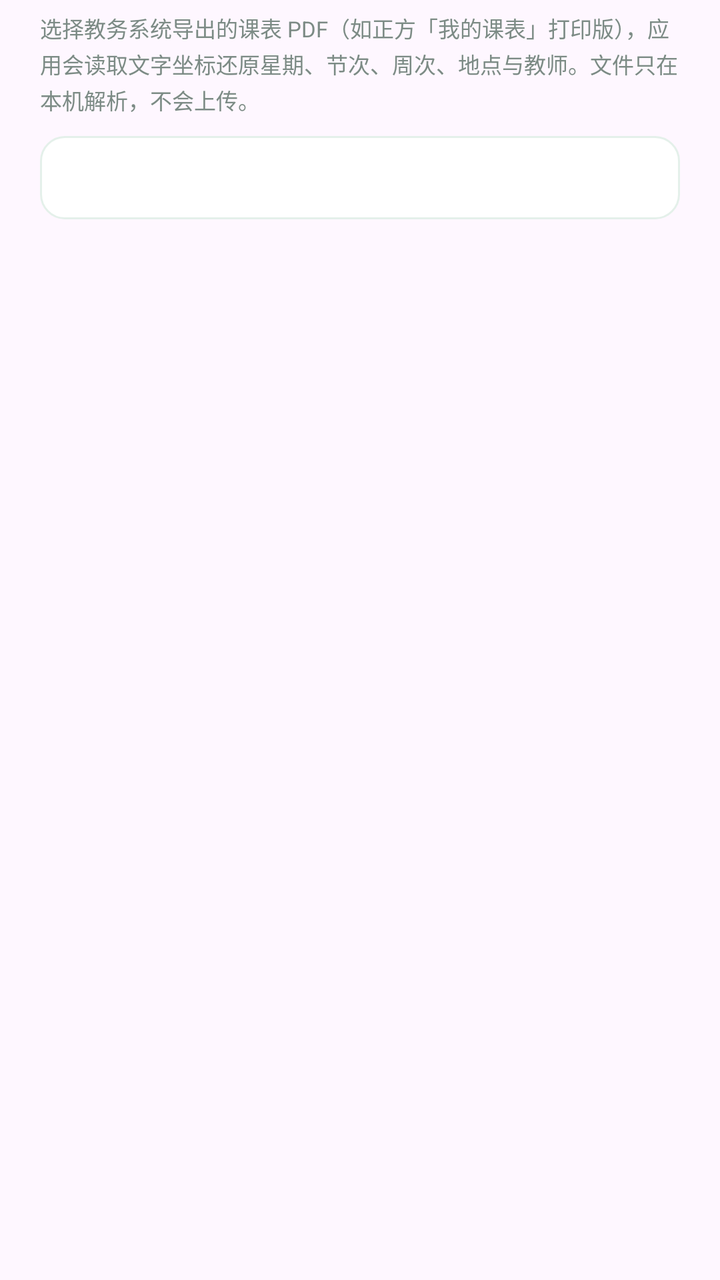
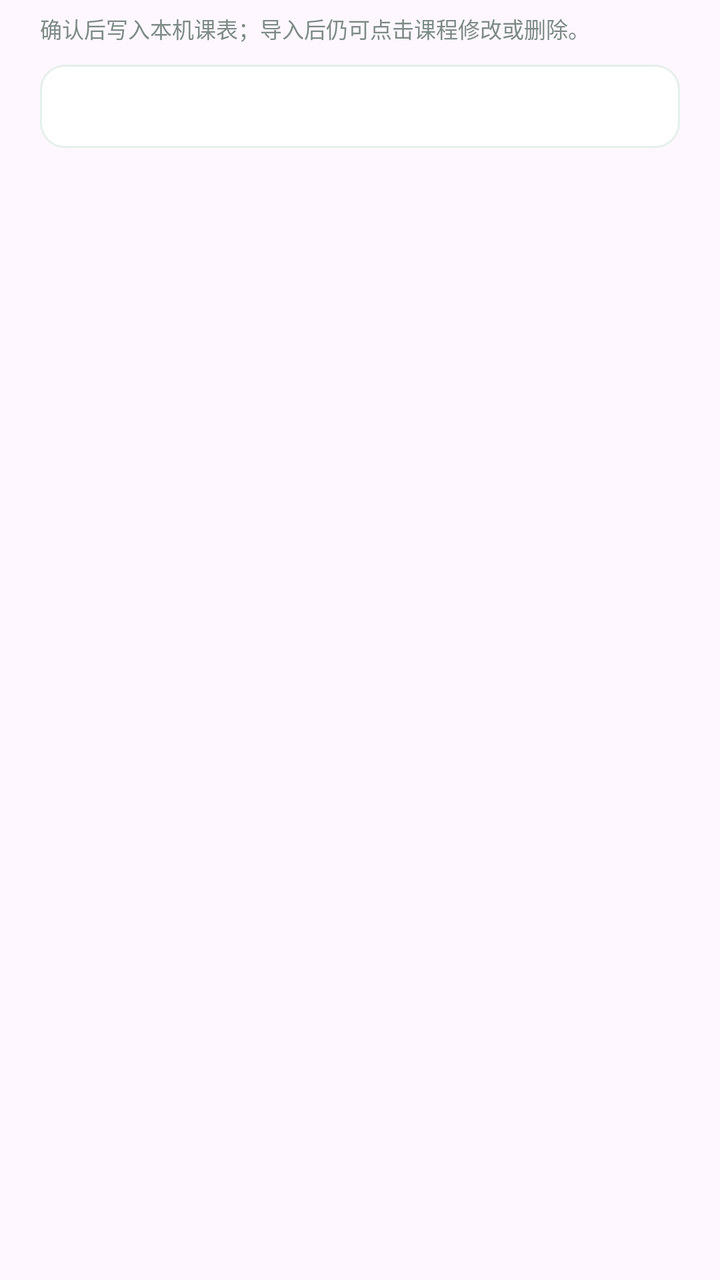

Two renders of the same Android screen: before a commit and after it. Below are the layout's source before the change and the commit's diff.
<!-- AndroidManifest.xml: application theme Theme.RouteWorkshop -->
<!-- res/layout/dialog_study_import.xml -->
<?xml version="1.0" encoding="utf-8"?>
<LinearLayout xmlns:android="http://schemas.android.com/apk/res/android"
    android:layout_width="match_parent"
    android:layout_height="wrap_content"
    android:orientation="vertical"
    android:paddingHorizontal="20dp"
    android:paddingTop="6dp">

    <TextView
        android:layout_width="match_parent"
        android:layout_height="wrap_content"
        android:lineSpacingExtra="2dp"
        android:text="@string/study_import_hint"
        android:textColor="@color/campus_muted"
        android:textSize="11sp" />

    <TextView
        android:id="@+id/textImportFile"
        android:layout_width="match_parent"
        android:layout_height="wrap_content"
        android:layout_marginTop="10dp"
        android:background="@drawable/bg_study_input"
        android:ellipsize="middle"
        android:maxLines="1"
        android:padding="12dp"
        android:textColor="@color/campus_ink"
        android:textSize="13sp" />

    <ProgressBar
        android:id="@+id/progressImport"
        android:layout_width="28dp"
        android:layout_height="28dp"
        android:layout_gravity="center_horizontal"
        android:layout_marginTop="14dp"
        android:indeterminateTint="@color/campus_mint" />

    <TextView
        android:id="@+id/textImportSummary"
        android:layout_width="match_parent"
        android:layout_height="wrap_content"
        android:layout_marginTop="12dp"
        android:lineSpacingExtra="3dp"
        android:textColor="@color/campus_ink"
        android:textSize="12sp" />

    <com.google.android.material.checkbox.MaterialCheckBox
        android:id="@+id/checkImportAppend"
        android:layout_width="match_parent"
        android:layout_height="wrap_content"
        android:layout_marginTop="8dp"
        android:minHeight="0dp"
        android:paddingVertical="4dp"
        android:text="@string/study_import_append"
        android:textColor="@color/campus_ink"
        android:textSize="13sp"
        android:visibility="gone" />

    <TextView
        android:id="@+id/textImportReplaceHint"
        android:layout_width="match_parent"
        android:layout_height="wrap_content"
        android:textColor="@color/campus_muted"
        android:textSize="11sp"
        android:visibility="gone" />

    <TextView
        android:id="@+id/textImportError"
        android:layout_width="match_parent"
        android:layout_height="wrap_content"
        android:layout_marginTop="8dp"
        android:lineSpacingExtra="2dp"
        android:textColor="@color/campus_danger"
        android:textSize="11sp"
        android:visibility="gone" />
</LinearLayout>
<!-- resources referenced by this layout -->
<resources>
  <color name="campus_danger">#D64545</color>
  <color name="campus_ink">#1F2A26</color>
  <color name="campus_mint">#12CFA9</color>
  <color name="campus_muted">#7C8B85</color>
  <!-- drawable bg_study_input (drawable) -->
  <?xml version="1.0" encoding="utf-8"?>
  <shape xmlns:android="http://schemas.android.com/apk/res/android"
      android:shape="rectangle">
      <solid android:color="#FFFFFF" />
      <corners android:radius="12dp" />
      <stroke
          android:width="1dp"
          android:color="@color/campus_card_stroke" />
  </shape>
  <string name="study_import_append">追加到现有课表</string>
  <string name="study_import_hint">选择教务系统导出的课表 PDF（如正方「我的课表」打印版），应用会读取文字坐标还原星期、节次、周次、地点与教师。文件只在本机解析，不会上传。</string>
  <style name="Theme.RouteWorkshop" parent="Theme.Material3.DayNight.NoActionBar">
          <item name="colorPrimary">@color/brand_primary</item>
          <item name="colorOnPrimary">@color/brand_on_primary</item>
          <item name="colorPrimaryContainer">@color/brand_primary_container</item>
          <item name="colorSecondary">@color/brand_secondary</item>
          <item name="android:statusBarColor" tools:targetApi="21">?attr/colorSurface</item>
          <item name="android:windowLightStatusBar">true</item>
      </style>
  <color name="campus_card_stroke">#E4F0EA</color>
  <color name="brand_primary">#2E6B3E</color>
  <color name="brand_on_primary">#FFFFFF</color>
  <color name="brand_primary_container">#B5F2BB</color>
  <color name="brand_secondary">#52634F</color>
</resources>

<!-- the commit's change to res/layout/dialog_study_import.xml (unified diff, before → after) -->
@@ -10,7 +10,7 @@
         android:layout_width="match_parent"
         android:layout_height="wrap_content"
         android:lineSpacingExtra="2dp"
-        android:text="@string/study_import_hint"
+        android:text="@string/study_import_dialog_hint"
         android:textColor="@color/campus_muted"
         android:textSize="11sp" />
 
@@ -25,14 +25,6 @@
         android:padding="12dp"
         android:textColor="@color/campus_ink"
         android:textSize="13sp" />
-
-    <ProgressBar
-        android:id="@+id/progressImport"
-        android:layout_width="28dp"
-        android:layout_height="28dp"
-        android:layout_gravity="center_horizontal"
-        android:layout_marginTop="14dp"
-        android:indeterminateTint="@color/campus_mint" />
 
     <TextView
         android:id="@+id/textImportSummary"
@@ -62,14 +54,4 @@
         android:textColor="@color/campus_muted"
         android:textSize="11sp"
         android:visibility="gone" />
-
-    <TextView
-        android:id="@+id/textImportError"
-        android:layout_width="match_parent"
-        android:layout_height="wrap_content"
-        android:layout_marginTop="8dp"
-        android:lineSpacingExtra="2dp"
-        android:textColor="@color/campus_danger"
-        android:textSize="11sp"
-        android:visibility="gone" />
 </LinearLayout>
<!-- resource entries referenced after the edit -->
@@ -1,8 +1,6 @@
 <!-- resources referenced by this layout -->
 <resources>
-  <color name="campus_danger">#D64545</color>
   <color name="campus_ink">#1F2A26</color>
-  <color name="campus_mint">#12CFA9</color>
   <color name="campus_muted">#7C8B85</color>
   <!-- drawable bg_study_input (drawable) -->
   <?xml version="1.0" encoding="utf-8"?>
@@ -15,7 +13,7 @@
           android:color="@color/campus_card_stroke" />
   </shape>
   <string name="study_import_append">追加到现有课表</string>
-  <string name="study_import_hint">选择教务系统导出的课表 PDF（如正方「我的课表」打印版），应用会读取文字坐标还原星期、节次、周次、地点与教师。文件只在本机解析，不会上传。</string>
+  <string name="study_import_dialog_hint">确认后写入本机课表；导入后仍可点击课程修改或删除。</string>
   <style name="Theme.RouteWorkshop" parent="Theme.Material3.DayNight.NoActionBar">
           <item name="colorPrimary">@color/brand_primary</item>
           <item name="colorOnPrimary">@color/brand_on_primary</item>
